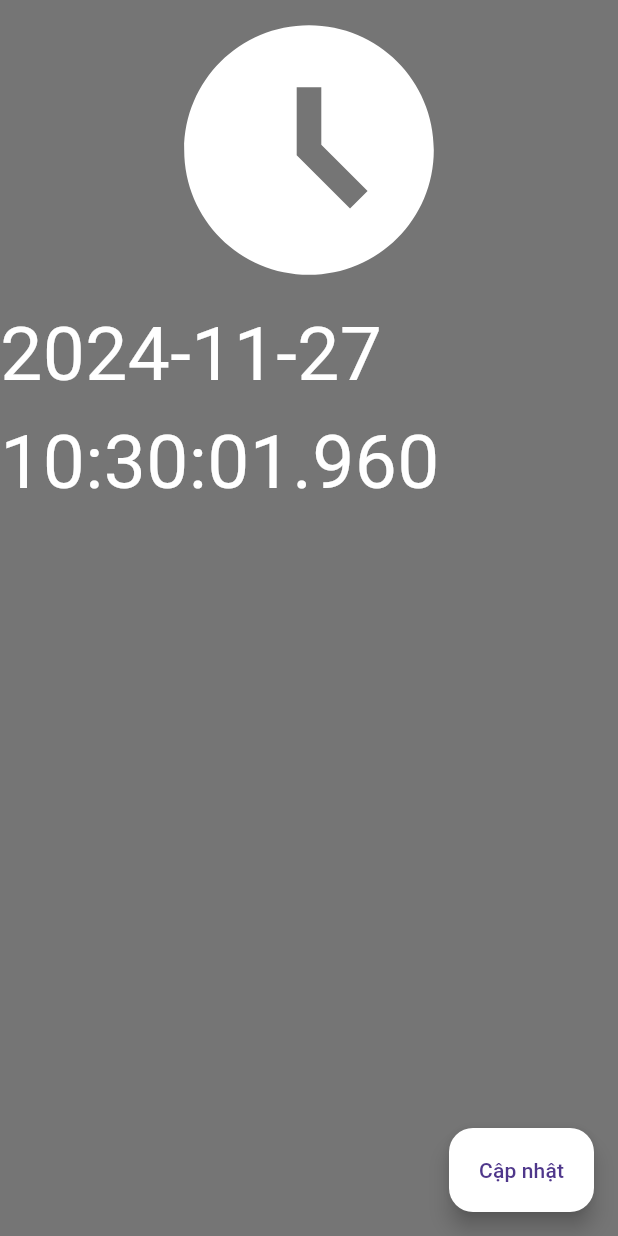
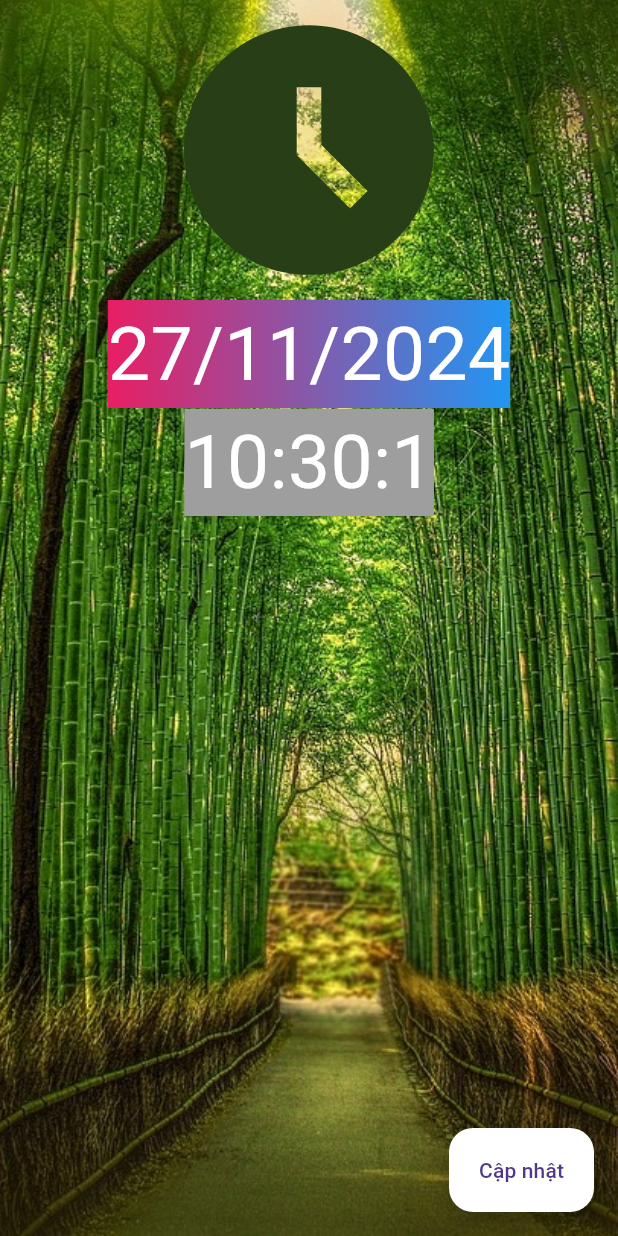
Before and after one commit to tongochona/clock_app, a Flutter app: the ClockWidget screen opened directly, after a tap on "Cập nhật", on a phone screen of 412 x 824 dp. Run offline on Flutter 3.47's test engine with Material 3 defaults, Android fonts, the phone set to English and light mode, and no system bars.

Commit message:
upload clock widget

```diff
--- a/lib/view/ClockWidget.dart
+++ b/lib/view/ClockWidget.dart
@@ -1,3 +1,5 @@
+import 'dart:math';
+
 import 'package:flutter/material.dart';
 
 class ClockWidget extends StatefulWidget {
@@ -8,36 +10,73 @@ class ClockWidget extends StatefulWidget {
 }
 
 class _ClockWidgetState extends State<ClockWidget> {
+  DateTime datetime = DateTime.now();
 
-  String datetime = DateTime.now().toString();
   @override
   Widget build(BuildContext context) {
+    Color clockColor;
+    Random random = Random();
+    int r = random.nextInt(255);
+    int g = random.nextInt(255);
+    int b = random.nextInt(255);
+    clockColor = Color.fromARGB(255, r, g, b);
+    String date = "${datetime.day}/${datetime.month}/${datetime.year}";
+    String time =
+        "${datetime.hour}:${datetime.minute < 10 ? "0${datetime.minute}" : datetime.minute}:${datetime.second}";
     return Scaffold(
         backgroundColor: Colors.grey[600],
-      floatingActionButton: FloatingActionButton.extended(onPressed: (){
+        floatingActionButton: FloatingActionButton.extended(
+          onPressed: () {
             setState(() {
-          datetime=DateTime.now().toString();
+              datetime = DateTime.now();
+              r = random.nextInt(255);
+              g = random.nextInt(255);
+              b = random.nextInt(255);
+              clockColor = Color.fromARGB(255, r, g, b);
             });
           },
-      label:const Text("Cập nhật"),
+          label: const Text("Cập nhật"),
           backgroundColor: Colors.white,
           splashColor: Colors.blue,
         ),
-      body: Column(
+        //floatingActionButtonLocation: FloatingActionButtonLocation.,
+        body: Container(
+          decoration: const BoxDecoration(
+            image: DecorationImage(
+                image: AssetImage("assets/anh.jpg"), fit: BoxFit.fitHeight),
+          ),
+          alignment: Alignment.topCenter,
+          child: Column(
             crossAxisAlignment: CrossAxisAlignment.center,
             children: [
-           const Icon(
+              Icon(
                 Icons.access_time_filled_sharp,
                 size: 200,
+                color: clockColor,
+              ),
+              Container(
+                //transform: Matrix4.rotationZ(0.1),
+                decoration: const BoxDecoration(
+                    gradient:
+                        LinearGradient(colors: [Colors.pink, Colors.blue])),
+                child: Text(
+                  date,
+                  style: const TextStyle(
                     color: Colors.white,
+                    fontSize: 50,
                   ),
-            Text(datetime,
-            style:const TextStyle(
+                ),
+              ),
+              Text(
+                time,
+                style: const TextStyle(
                   color: Colors.white,
-              fontSize: 50
-            ),)
+                  fontSize: 50,
+                  backgroundColor: Colors.grey,
+                ),
+              ),
             ],
-      )
-    );
+          ),
+        ));
   }
 }
--- a/pubspec.yaml
+++ b/pubspec.yaml
@@ -88,3 +88,5 @@ flutter:
   #
   # For details regarding fonts from package dependencies,
   # see https://flutter.dev/to/font-from-package
+  assets:
+     - assets/anh.jpg
```
Also changed, not shown: assets/anh.jpg (added). Lines whose indentation alone changed are shown as unchanged.
